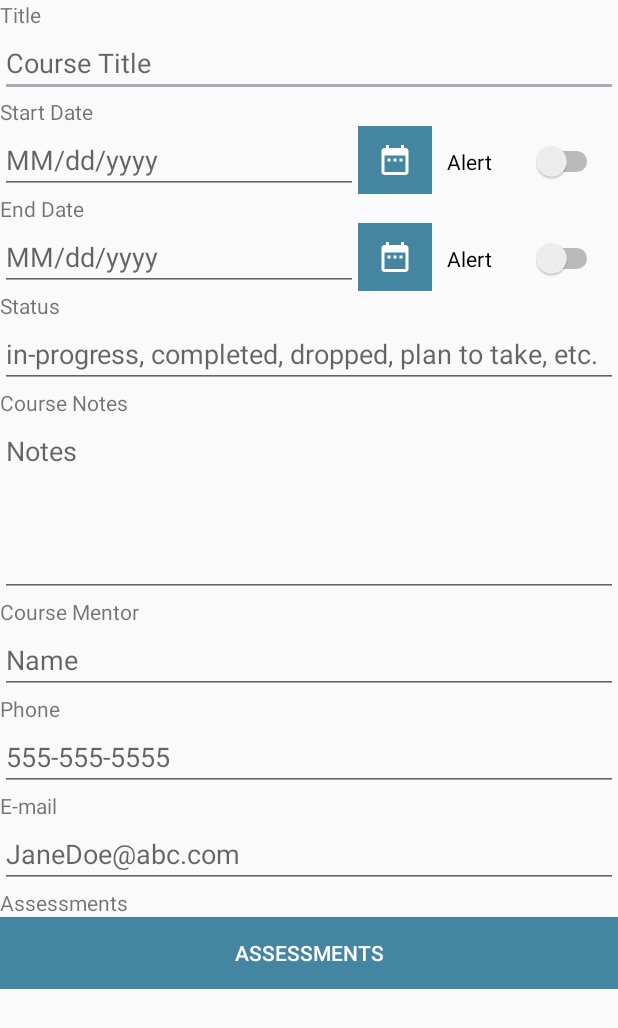
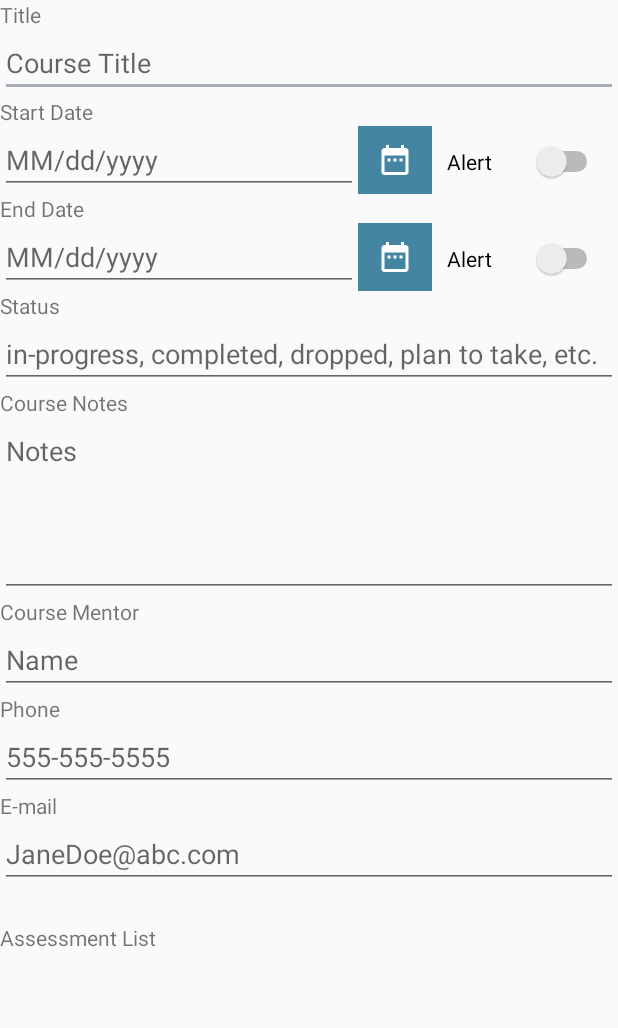
Before and after one commit to RBertoCases/WGUTermTracker, an Android app: the layout content_add_course.xml on its own in the app's theme, with its tools: preview values and no code run, on a phone screen of 412 x 824 dp. Shown: the top 1028 px of the screen. Run offline under Robolectric (Android 15) with nearby library versions, the phone set to English and light mode, and no system bars.

```diff
--- a/app/src/main/res/layout/content_add_course.xml
+++ b/app/src/main/res/layout/content_add_course.xml
@@ -6,6 +6,7 @@
     android:layout_height="match_parent">
 
     <LinearLayout
+        android:id="@+id/LinearLayoutCourse"
         android:layout_width="match_parent"
         android:layout_height="wrap_content"
         android:focusable="true"
@@ -192,19 +193,20 @@
             android:hint="JaneDoe@abc.com"
             android:inputType="textEmailAddress" />
 
-        <TextView
-            android:id="@+id/textViewAssessmentList"
-            android:layout_width="match_parent"
-            android:layout_height="wrap_content"
-            android:text="Assessments" />
-
         <Button
             android:id="@+id/buttonAssessments"
             android:layout_width="match_parent"
-            android:layout_height="wrap_content"
+            android:layout_height="23dp"
             android:background="@color/wguBlue"
             android:text="Assessments"
-            android:textColor="@android:color/primary_text_dark" />
+            android:textColor="@android:color/primary_text_dark"
+            android:visibility="invisible" />
+
+        <TextView
+            android:id="@+id/tvCourseAssessmentList"
+            android:layout_width="match_parent"
+            android:layout_height="wrap_content"
+            android:text="Assessment List" />
 
     </LinearLayout>
 
--- a/app/src/main/res/layout/content_add_term.xml
+++ b/app/src/main/res/layout/content_add_term.xml
@@ -6,6 +6,7 @@
     android:layout_height="match_parent">
 
     <LinearLayout
+        android:id="@+id/linearLayoutTerm"
         android:layout_width="match_parent"
         android:layout_height="wrap_content"
         android:focusable="true"
@@ -95,7 +96,7 @@
         </LinearLayout>
 
         <TextView
-            android:id="@+id/textView4"
+            android:id="@+id/tvTermCourseList"
             android:layout_width="match_parent"
             android:layout_height="wrap_content"
             android:text="Course List" />
@@ -106,7 +107,8 @@
             android:layout_height="wrap_content"
             android:background="@color/wguBlue"
             android:text="Courses"
-            android:textColor="@android:color/primary_text_dark" />
+            android:textColor="@android:color/primary_text_dark"
+            android:visibility="gone" />
 
     </LinearLayout>
 
```
Also changed, not shown: app/src/main/java/com/rcases/android/wgutermtracker/AddCourseActivity.java (+35 -4 lines), app/src/main/java/com/rcases/android/wgutermtracker/AddTermActivity.java (+39 -6 lines).
